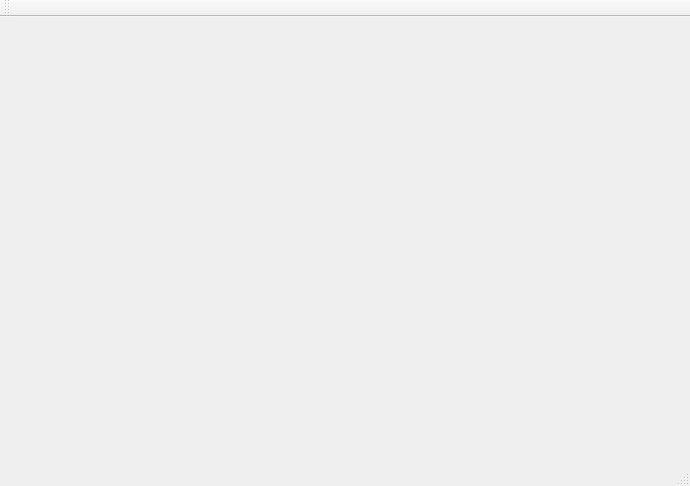
This is mainwindow.ui in ikiasm/SerialDataLog as Qt 5 draws it before an edit. The edited form follows.
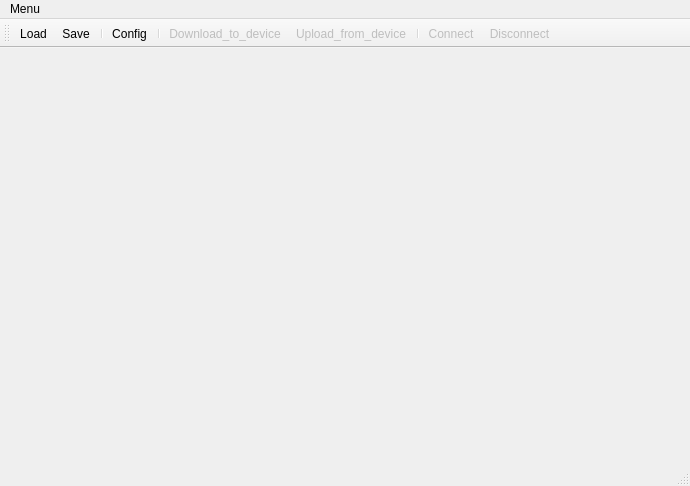
This is the edited form. Icons and pictures are not drawn.

Commit message:
Barra de tareas
Se coloco los iconos de todas las funciones necesarias por el momento

```diff
--- a/mainwindow.ui
+++ b/mainwindow.ui
@@ -23,6 +23,14 @@
      <height>22</height>
     </rect>
    </property>
+   <widget class="QMenu" name="menuMenu">
+    <property name="title">
+     <string>Menu</string>
+    </property>
+    <addaction name="separator"/>
+    <addaction name="actionQuit"/>
+   </widget>
+   <addaction name="menuMenu"/>
   </widget>
   <widget class="QToolBar" name="mainToolBar">
    <attribute name="toolBarArea">
@@ -31,8 +39,114 @@
    <attribute name="toolBarBreak">
     <bool>false</bool>
    </attribute>
+   <addaction name="actionLoad"/>
+   <addaction name="actionSave"/>
+   <addaction name="separator"/>
+   <addaction name="actionConfig"/>
+   <addaction name="separator"/>
+   <addaction name="actionDownload_to_device"/>
+   <addaction name="actionUpload_from_device"/>
+   <addaction name="separator"/>
+   <addaction name="actionConnect"/>
+   <addaction name="actionDisconnect"/>
   </widget>
   <widget class="QStatusBar" name="statusBar"/>
+  <action name="actionLoad">
+   <property name="icon">
+    <iconset resource="resource.qrc">
+     <normaloff>:/rsc/Img/open.png</normaloff>:/rsc/Img/open.png</iconset>
+   </property>
+   <property name="text">
+    <string>Load</string>
+   </property>
+   <property name="shortcut">
+    <string>Ctrl+L</string>
+   </property>
+  </action>
+  <action name="actionSave">
+   <property name="icon">
+    <iconset>
+     <normalon>:/rsc/Img/save.png</normalon>
+    </iconset>
+   </property>
+   <property name="text">
+    <string>Save</string>
+   </property>
+   <property name="shortcut">
+    <string>Ctrl+S</string>
+   </property>
+  </action>
+  <action name="actionQuit">
+   <property name="icon">
+    <iconset>
+     <normalon>:/rsc/Img/quit.png</normalon>
+    </iconset>
+   </property>
+   <property name="text">
+    <string>Quit</string>
+   </property>
+   <property name="shortcut">
+    <string>Ctrl+Q</string>
+   </property>
+  </action>
+  <action name="actionConfig">
+   <property name="icon">
+    <iconset>
+     <normalon>:/rsc/Img/firmware-upgrade-icon.png</normalon>
+    </iconset>
+   </property>
+   <property name="text">
+    <string>Config</string>
+   </property>
+  </action>
+  <action name="actionDownload_to_device">
+   <property name="enabled">
+    <bool>false</bool>
+   </property>
+   <property name="icon">
+    <iconset resource="resource.qrc">
+     <normaloff>:/rsc/Img/firmware-update-icon.png</normaloff>:/rsc/Img/firmware-update-icon.png</iconset>
+   </property>
+   <property name="text">
+    <string>Download_to_device</string>
+   </property>
+  </action>
+  <action name="actionUpload_from_device">
+   <property name="enabled">
+    <bool>false</bool>
+   </property>
+   <property name="icon">
+    <iconset resource="resource.qrc">
+     <normaloff>:/rsc/Img/firmware-upload-icon.png</normaloff>:/rsc/Img/firmware-upload-icon.png</iconset>
+   </property>
+   <property name="text">
+    <string>Upload_from_device</string>
+   </property>
+  </action>
+  <action name="actionConnect">
+   <property name="enabled">
+    <bool>false</bool>
+   </property>
+   <property name="icon">
+    <iconset resource="resource.qrc">
+     <normaloff>:/rsc/Img/onoff-verde.png</normaloff>:/rsc/Img/onoff-verde.png</iconset>
+   </property>
+   <property name="text">
+    <string>Connect</string>
+   </property>
+  </action>
+  <action name="actionDisconnect">
+   <property name="enabled">
+    <bool>false</bool>
+   </property>
+   <property name="icon">
+    <iconset resource="resource.qrc">
+     <normaloff>:/rsc/Img/onoff-rojo.png</normaloff>:/rsc/Img/onoff-rojo.png</iconset>
+   </property>
+   <property name="text">
+    <string>Disconnect</string>
+   </property>
+  </action>
  </widget>
  <layoutdefault spacing="6" margin="11"/>
  <resources/>
```
Left out of the diff: 4 changed lines with no effect on the pictures. The commit also changes 2 other files.
